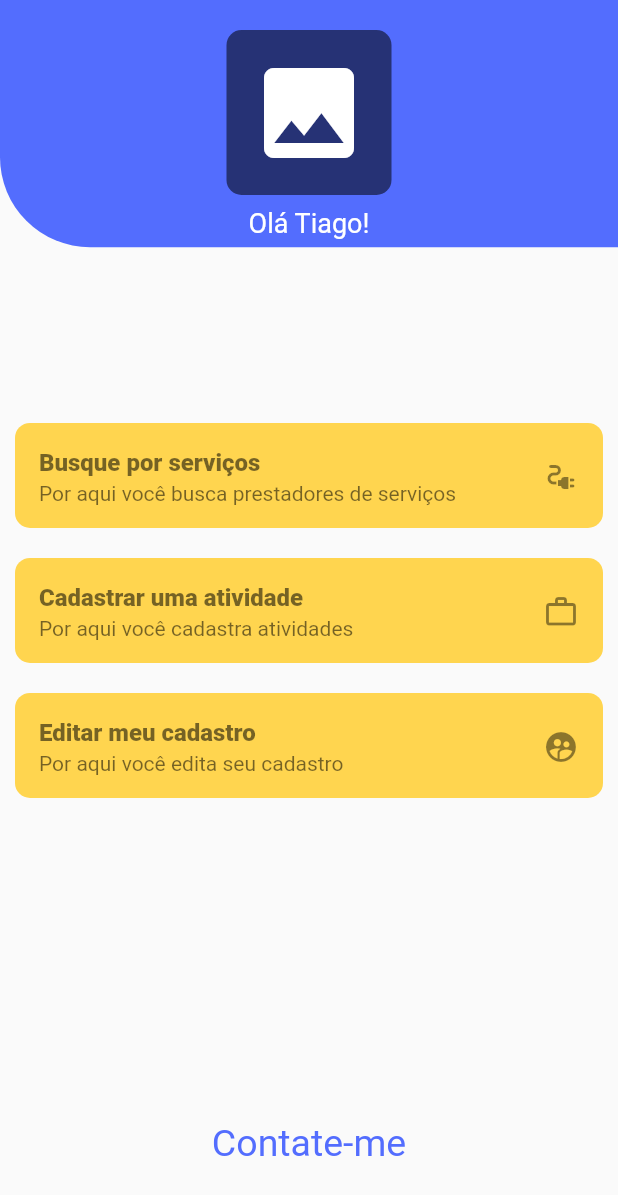
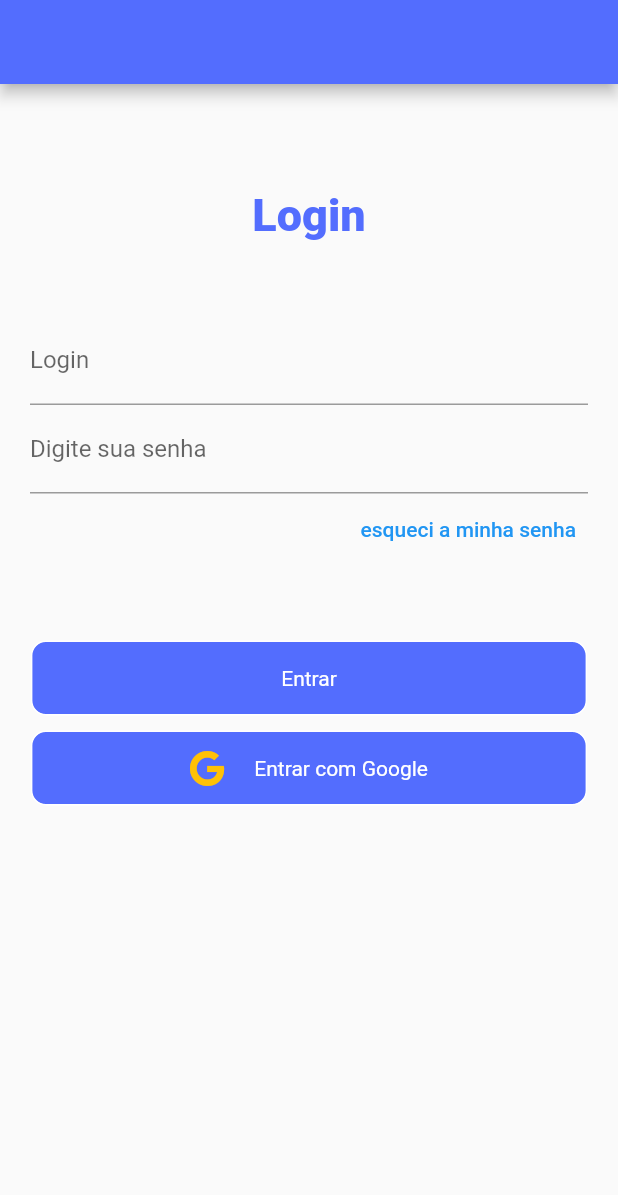
Before and after one commit to Tiago-Salles/contate-me, a Flutter app: the screen it shows after launch, on a phone screen of 412 x 824 dp. Shown: the top 1195 px of the screen. Run offline on Flutter 3.47's test engine with Material 2 defaults, Android fonts, the phone set to English and light mode, and no system bars; our stand-ins replace cloud_firestore, firebase_auth, firebase_core, font_awesome_flutter, google_sign_in, image_picker; accounts and stored records are empty.

Commit message:
Created login with Google features Created login page

```diff
--- a/lib/app_widget.dart
+++ b/lib/app_widget.dart
@@ -1,11 +1,13 @@
 import 'package:contate_me/pages/home/home_controller.dart';
 import 'package:contate_me/pages/home/home_page.dart';
+import 'package:contate_me/pages/login/login_controller.dart';
+import 'package:contate_me/pages/login/login_page.dart';
+import 'package:contate_me/pages/splash/splash_page.dart';
 import 'package:contate_me/pages/works/works_page.dart';
 import 'package:flutter/material.dart';
 import 'package:provider/provider.dart';
 import 'headers/main_header.dart';
 import 'pages/register_work/register_work_page.dart';
-import 'pages/splash_page/splash_page.dart';
 import 'pages/works/works_controller.dart';
 
 class AppWidget extends StatelessWidget {
@@ -17,6 +19,7 @@ class AppWidget extends StatelessWidget {
       providers: [
         ChangeNotifierProvider(create: (_) => WorksController()),
         ChangeNotifierProvider(create: (_) => HomeController()),
+        ChangeNotifierProvider(create: (_) => LoginController()),
       ],
       child: FutureBuilder(
         future: SplashPage.initializeApp(),
@@ -38,7 +41,7 @@ class AppWidget extends StatelessWidget {
               theme: ThemeData(
                 primarySwatch: Colors.blue,
               ),
-              home: const MainHeader(child: HomePage()),
+              home: const MainHeader(child: LoginPage()),
             );
           }
         },
--- a/lib/main.dart
+++ b/lib/main.dart
@@ -3,6 +3,7 @@ import 'package:flutter/material.dart';
 import 'app_widget.dart';
 
 void main() async {
+  WidgetsFlutterBinding.ensureInitialized();
+  await Firebase.initializeApp();
   runApp(const AppWidget());
-  await Firebase.initializeApp();
 }
--- a/lib/pages/home/home_page.dart
+++ b/lib/pages/home/home_page.dart
@@ -1,11 +1,12 @@
+import 'package:contate_me/headers/main_header.dart';
 import 'package:flutter/material.dart';
 import 'home_widgets/body_home.dart';
 
 class HomePage extends StatelessWidget {
-  const HomePage({ Key? key }) : super(key: key);
+  const HomePage({Key? key}) : super(key: key);
 
   @override
   Widget build(BuildContext context) {
-    return BodyHome();
+    return const MainHeader(child: BodyHome());
   }
 }
--- a/lib/pages/home/home_widgets/body_home.dart
+++ b/lib/pages/home/home_widgets/body_home.dart
@@ -1,5 +1,6 @@
 import 'dart:io';
 import 'package:contate_me/pages/home/home_widgets/buttons_home.dart';
+import 'package:firebase_auth/firebase_auth.dart';
 import 'package:flutter/material.dart';
 import 'package:flutter/widgets.dart';
 import 'package:provider/provider.dart';
@@ -14,6 +15,7 @@ class BodyHome extends StatefulWidget {
 
 class _BodyHomeState extends State<BodyHome> {
   File? image;
+  final loggedUser = FirebaseAuth.instance.currentUser;
 
   void getImageFromGallery() async {
     image = await Provider.of<HomeController>(context, listen: false)
@@ -23,6 +25,7 @@ class _BodyHomeState extends State<BodyHome> {
   @override
   Widget build(BuildContext context) {
     return SafeArea(
+      child: SingleChildScrollView(
         child: Column(
           mainAxisAlignment: MainAxisAlignment.start,
           crossAxisAlignment: CrossAxisAlignment.center,
@@ -52,7 +55,9 @@ class _BodyHomeState extends State<BodyHome> {
                             color: Colors.black54,
                             borderRadius: BorderRadius.circular(10),
                           ),
-                        child: image != null
+                          child: loggedUser?.photoURL != null
+                              ? Image.network(loggedUser!.photoURL!)
+                              : image != null
                                   ? Image.file(image!)
                                   : const Icon(
                                       Icons.image,
@@ -68,9 +73,9 @@ class _BodyHomeState extends State<BodyHome> {
                     children: [
                       Container(
                         padding: const EdgeInsets.all(8.0),
-                      child: const Text(
-                        "Olá Tiago!",
-                        style: TextStyle(
+                        child: Text(
+                          "Olá ${loggedUser != null ? loggedUser!.displayName : ""}!",
+                          style: const TextStyle(
                             fontSize: 18,
                             color: Colors.white,
                             fontWeight: FontWeight.w400,
@@ -115,6 +120,7 @@ class _BodyHomeState extends State<BodyHome> {
             ),
           ],
         ),
+      ),
     );
   }
 }
--- /dev/null
+++ b/lib/pages/login/login_page.dart
@@ -0,0 +1,160 @@
+import 'dart:ui';
+import 'package:flutter/material.dart';
+import 'package:font_awesome_flutter/font_awesome_flutter.dart';
+import 'package:provider/provider.dart';
+
+import 'login_controller.dart';
+
+class LoginPage extends StatelessWidget {
+  const LoginPage({Key? key}) : super(key: key);
+
+  @override
+  Widget build(BuildContext context) {
+    return Scaffold(
+      appBar: AppBar(
+        backgroundColor: Colors.indigoAccent,
+      ),
+      body: SingleChildScrollView(
+        child: Container(
+          padding: const EdgeInsets.all(20),
+          child: Column(
+            children: [
+              Container(
+                margin: const EdgeInsets.only(bottom: 50, top: 50),
+                child: const Text(
+                  "Login",
+                  style: TextStyle(
+                    fontSize: 30,
+                    color: Colors.indigoAccent,
+                    fontWeight: FontWeight.w900,
+                  ),
+                ),
+              ),
+              TextFormField(
+                decoration: const InputDecoration(
+                    labelText: "Login", hintText: "Digite seu e-mail"),
+              ),
+              TextFormField(
+                obscureText: true,
+                decoration: const InputDecoration(
+                  labelText: "Digite sua senha",
+                  hintText: "",
+                ),
+              ),
+              Row(
+                mainAxisAlignment: MainAxisAlignment.end,
+                children: [
+                  TextButton(
+                    onPressed: () {},
+                    child: const Text("esqueci a minha senha"),
+                  ),
+                ],
+              ),
+              GestureDetector(
+                onTap: () {
+                  Navigator.of(context).pushReplacementNamed("/home");
+                },
+                child: Container(
+                  width: MediaQuery.of(context).size.width * 0.9,
+                  height: 50,
+                  decoration: BoxDecoration(
+                      color: Colors.indigoAccent,
+                      borderRadius: BorderRadius.circular(10),
+                      border: Border.all(width: 1, color: Colors.white)),
+                  margin: const EdgeInsets.only(top: 50),
+                  child: const Center(
+                    child: Text(
+                      "Entrar",
+                      style: TextStyle(
+                        color: Colors.white,
+                      ),
+                    ),
+                  ),
+                ),
+              ),
+              Container(
+                width: MediaQuery.of(context).size.width * 0.9,
+                height: 50,
+                decoration: BoxDecoration(
+                    color: Colors.indigoAccent,
+                    borderRadius: BorderRadius.circular(10),
+                    border: Border.all(width: 1, color: Colors.white)),
+                margin: const EdgeInsets.only(top: 10),
+                child: GestureDetector(
+                  onTap: () async {
+                    if (await Provider.of<LoginController>(context,
+                                listen: false)
+                            .signInWithGoogle() ==
+                        true) {
+                      ScaffoldMessenger.of(context).showSnackBar(
+                        SnackBar(
+                          duration: const Duration(seconds: 2),
+                          backgroundColor: Colors.amber[300],
+                          content: const Text(
+                            "Bom ter você por aqui!",
+                            style: TextStyle(
+                              color: Colors.indigoAccent,
+                              fontSize: 15,
+                              fontWeight: FontWeight.w900,
+                            ),
+                          ),
+                        ),
+                      );
+                      Navigator.of(context).pushReplacementNamed("/home");
+                    } else {
+                      showDialog(
+                        context: context,
+                        builder: (context) {
+                          return AlertDialog(
+                            content: const Text(
+                              "Algo deu errado com seu login, por favor tente novamente.",
+                              style: TextStyle(
+                                color: Colors.amber,
+                                fontSize: 15,
+                                fontWeight: FontWeight.w900,
+                              ),
+                            ),
+                            actions: [
+                              TextButton(
+                                onPressed: () {
+                                  Navigator.pop(context);
+                                },
+                                child: const Text(
+                                  "Ok",
+                                  style: TextStyle(
+                                    color: Colors.indigoAccent,
+                                    fontSize: 15,
+                                    fontWeight: FontWeight.w700,
+                                  ),
+                                ),
+                              ),
+                            ],
+                          );
+                        },
+                      );
+                    }
+                  },
+                  child: Row(
+                    mainAxisAlignment: MainAxisAlignment.center,
+                    children: const [
+                      Center(
+                          child: FaIcon(FontAwesomeIcons.google,
+                              color: Colors.amber)),
+                      SizedBox(width: 20),
+                      Center(
+                        child: Text(
+                          "Entrar com Google",
+                          style: TextStyle(color: Colors.white),
+                        ),
+                      ),
+                    ],
+                  ),
+                ),
+              ),
+            ],
+          ),
+        ),
+      ),
+    );
+  }
+}
--- a/lib/pages/works/works_controller.dart
+++ b/lib/pages/works/works_controller.dart
@@ -9,6 +9,7 @@ class WorksController extends ChangeNotifier {
   Future<List<WorkerModel>> getDataFromDB(
       String profession, String collection) async {
     try {
+      const CircularProgressIndicator();
       dataFromDB = await mainRepository.getDataFromDB(profession, collection);
       notifyListeners();
     } catch (e) {
--- a/pubspec.yaml
+++ b/pubspec.yaml
@@ -35,8 +35,10 @@ dependencies:
   firebase_core:
   provider: ^6.0.2
   url_launcher: ^6.0.18
-  splashscreen:
   image_picker:
+  firebase_auth:
+  google_sign_in:
+  font_awesome_flutter:
 
 
   # The following adds the Cupertino Icons font to your application.
```
Also changed, not shown: lib/pages/login/login_controller.dart (added, +29 -0 lines), lib/pages/works/works_widgets/each_item_of_wokers_list.dart (+13 -17 lines), lib/pages/works/works_widgets/field_works.dart (+7 -10 lines), lib/pages/splash/splash_page.dart (renamed from lib/pages/splash_page/splash_page.dart), pubspec.lock. Lines whose indentation alone changed are shown as unchanged.
